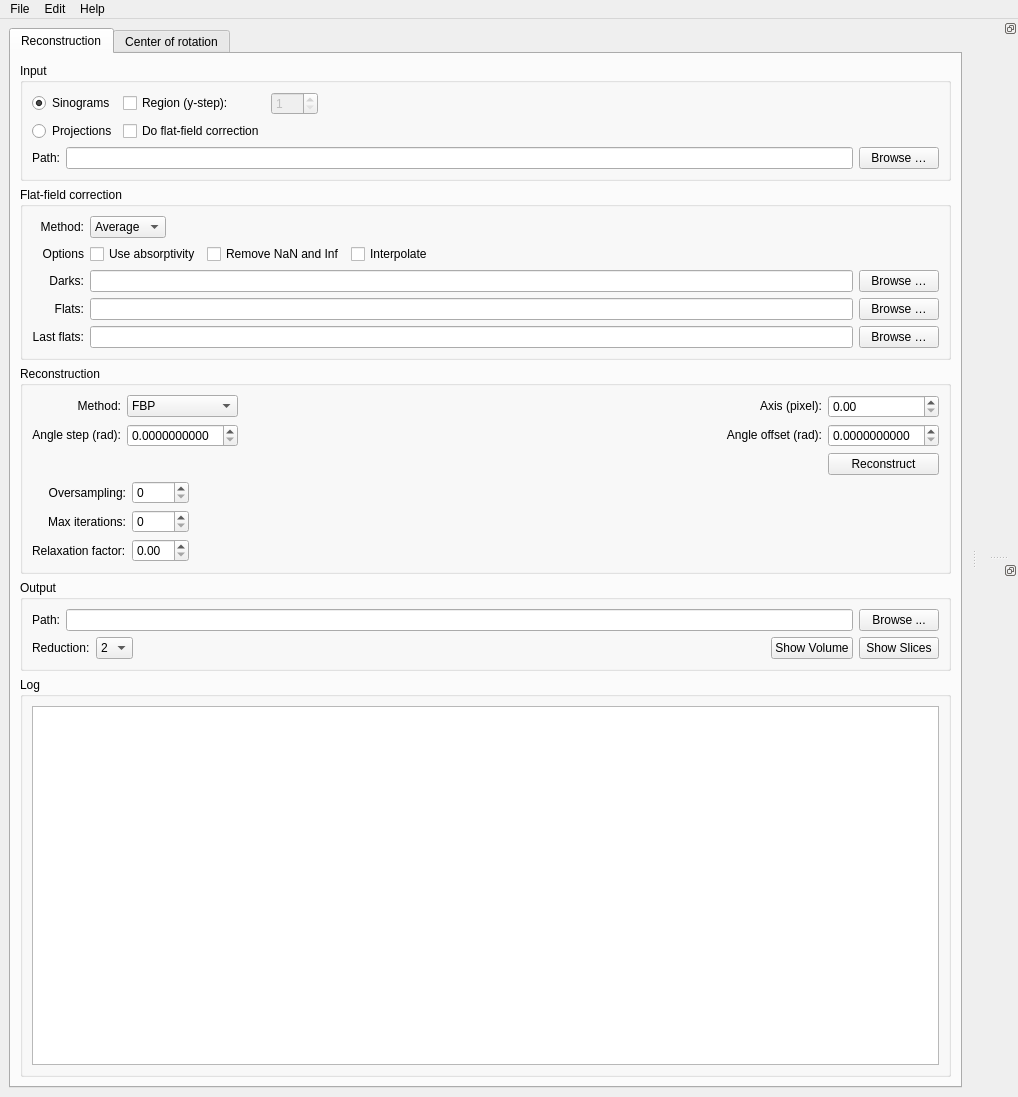
First picture: the form in tofu/gui.ui, repository ufo-kit/tofu, before the edit.
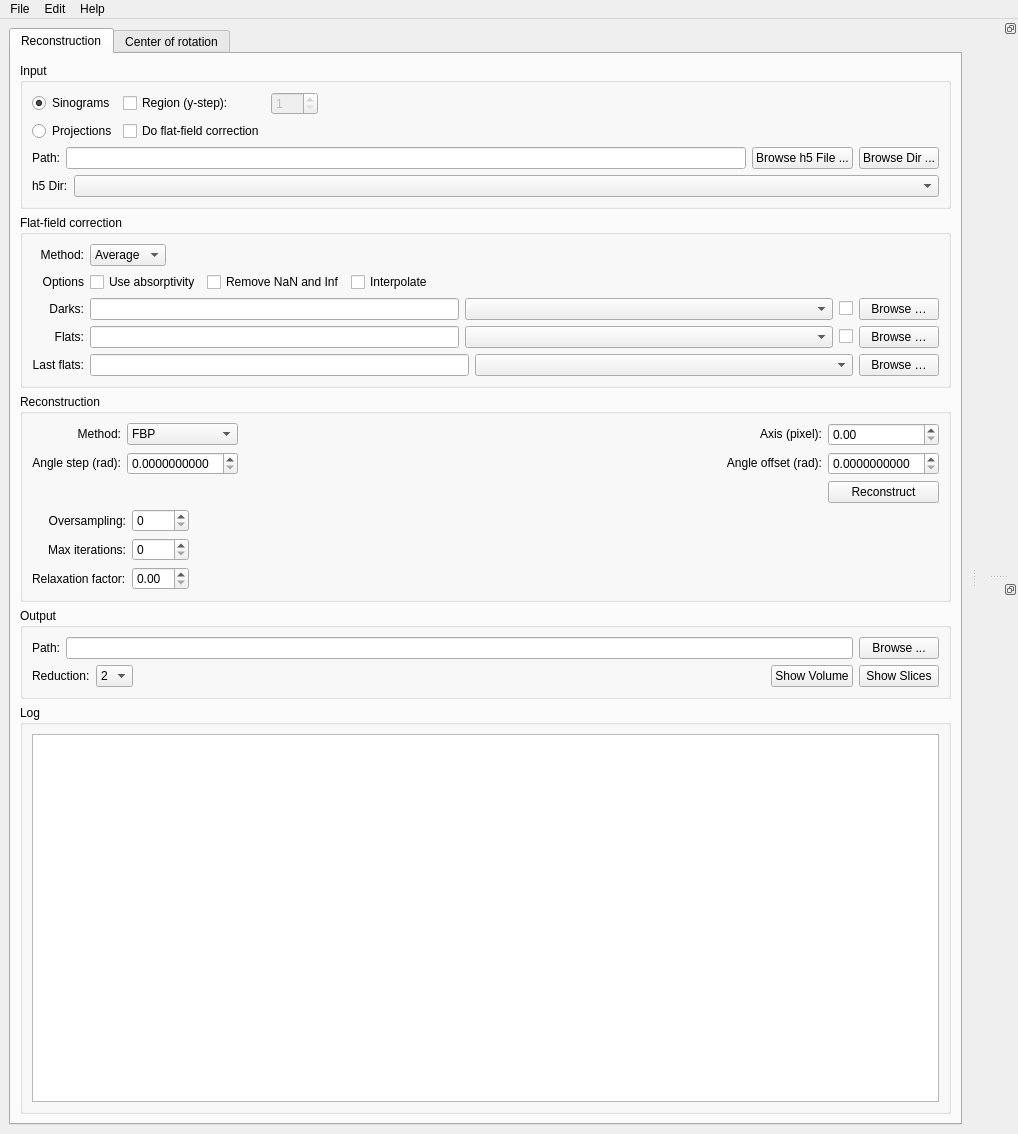
Second picture: the form after the edit. The open tabs and pages were chosen to show the change.

Commit message: Save current state

Diff of the .ui file:
```diff
--- a/tofu/gui.ui
+++ b/tofu/gui.ui
@@ -7,7 +7,7 @@
     <x>0</x>
     <y>0</y>
     <width>1018</width>
-    <height>1097</height>
+    <height>1134</height>
    </rect>
   </property>
   <property name="sizePolicy">
@@ -249,6 +249,13 @@
                </property>
               </widget>
              </item>
+             <item>
+              <widget class="QPushButton" name="input_path_h5button">
+               <property name="text">
+                <string>Browse h5 File ...</string>
+               </property>
+              </widget>
+             </item>
              <item>
               <widget class="QPushButton" name="input_path_button">
                <property name="sizePolicy">
@@ -261,7 +268,34 @@
                 <string notr="true"/>
                </property>
                <property name="text">
-                <string>Browse …</string>
+                <string>Browse Dir ...</string>
+               </property>
+              </widget>
+             </item>
+            </layout>
+           </item>
+           <item>
+            <layout class="QHBoxLayout" name="horizontalLayout_10">
+             <item>
+              <widget class="QLabel" name="label_h5_reco">
+               <property name="sizePolicy">
+                <sizepolicy hsizetype="Minimum" vsizetype="Minimum">
+                 <horstretch>0</horstretch>
+                 <verstretch>0</verstretch>
+                </sizepolicy>
+               </property>
+               <property name="text">
+                <string>h5 Dir:</string>
+               </property>
+              </widget>
+             </item>
+             <item>
+              <widget class="QComboBox" name="input_combo">
+               <property name="sizePolicy">
+                <sizepolicy hsizetype="Expanding" vsizetype="Fixed">
+                 <horstretch>0</horstretch>
+                 <verstretch>0</verstretch>
+                </sizepolicy>
                </property>
               </widget>
              </item>
@@ -396,6 +430,23 @@
                  </property>
                 </widget>
                </item>
+               <item>
+                <widget class="QComboBox" name="darks_combo">
+                 <property name="sizePolicy">
+                  <sizepolicy hsizetype="Expanding" vsizetype="Fixed">
+                   <horstretch>0</horstretch>
+                   <verstretch>0</verstretch>
+                  </sizepolicy>
+                 </property>
+                </widget>
+               </item>
+               <item>
+                <widget class="QCheckBox" name="darks_checkbox">
+                 <property name="text">
+                  <string/>
+                 </property>
+                </widget>
+               </item>
                <item>
                 <widget class="QPushButton" name="darks_path_button">
                  <property name="enabled">
@@ -452,6 +503,23 @@
                  </property>
                 </widget>
                </item>
+               <item>
+                <widget class="QComboBox" name="flats_combo">
+                 <property name="sizePolicy">
+                  <sizepolicy hsizetype="Expanding" vsizetype="Fixed">
+                   <horstretch>0</horstretch>
+                   <verstretch>0</verstretch>
+                  </sizepolicy>
+                 </property>
+                </widget>
+               </item>
+               <item>
+                <widget class="QCheckBox" name="flats_checkbox">
+                 <property name="text">
+                  <string/>
+                 </property>
+                </widget>
+               </item>
                <item>
                 <widget class="QPushButton" name="flats_path_button">
                  <property name="enabled">
@@ -472,6 +540,16 @@
                <item>
                 <widget class="QLineEdit" name="flats2_path_line"/>
                </item>
+               <item>
+                <widget class="QComboBox" name="flats2_combo">
+                 <property name="sizePolicy">
+                  <sizepolicy hsizetype="Expanding" vsizetype="Fixed">
+                   <horstretch>0</horstretch>
+                   <verstretch>0</verstretch>
+                  </sizepolicy>
+                 </property>
+                </widget>
+               </item>
                <item>
                 <widget class="QPushButton" name="flats2_path_button">
                  <property name="text">
```
Left out of the diff: 41 changed lines with no effect on the pictures. The commit also changes 1 other file.
